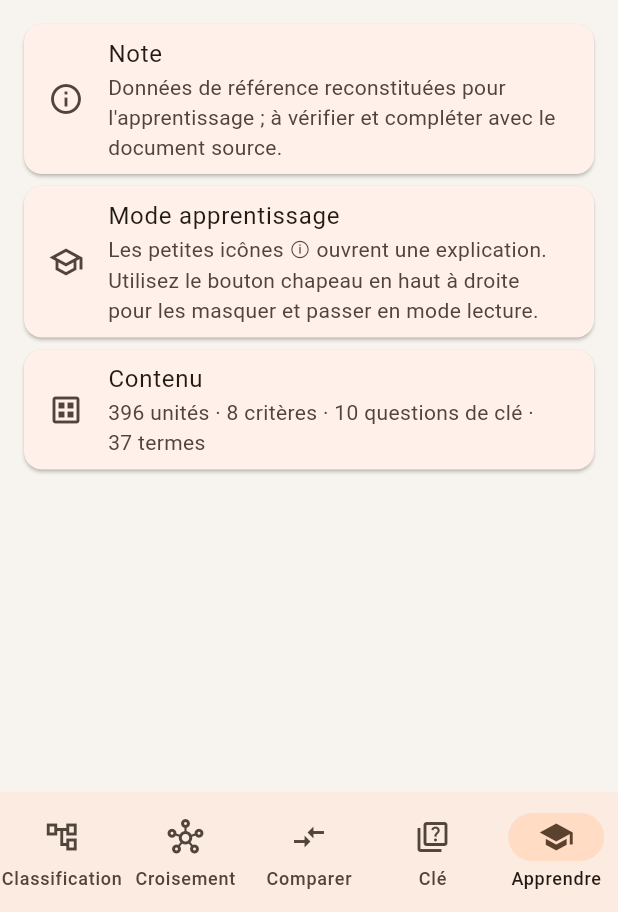
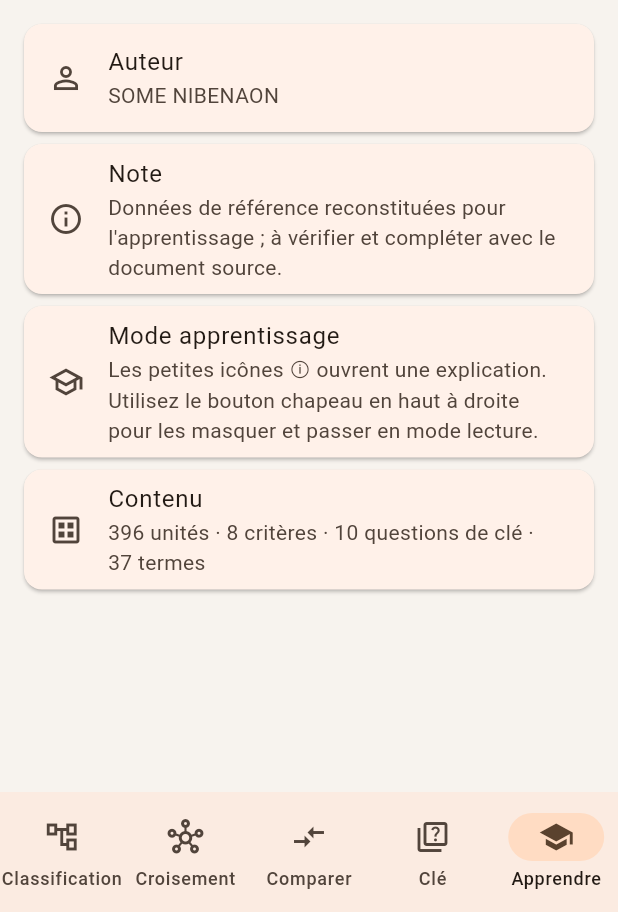
Before and after one commit to bricesome/CPCS, a Flutter app: the LearningPage screen opened by its route, tab 4 chosen, on a phone screen of 412 x 824 dp, the part 324-1236 px from its top. Run offline on Flutter 3.47's test engine with Material 3 defaults, Android fonts, the phone set to English and light mode, and no system bars; our stand-ins replace equatable, flutter_bloc, fpdart, get_it, go_router, hive and 1 more; accounts and stored records are empty.

Commit message:
README : guide de modification du contenu, auteur SOME NIBENAON ; APK dans releases/
Auteur : Professeur EDMOND HIEN
Contributeur : NANAWENDIN YAMEOGO
Concepteur : NIBENAON SOME

```diff
--- a/lib/features/learning/presentation/pages/learning_page.dart
+++ b/lib/features/learning/presentation/pages/learning_page.dart
@@ -191,6 +191,13 @@ class _AboutTab extends StatelessWidget {
           const SizedBox(height: 8),
           Text(data.source),
           const SizedBox(height: 12),
+          const Card(
+            child: ListTile(
+              leading: Icon(Icons.person_outline),
+              title: Text('Auteur'),
+              subtitle: Text('SOME NIBENAON'),
+            ),
+          ),
           Card(
             child: ListTile(
               leading: const Icon(Icons.info_outline),
```
Also changed, not shown: 2 other files.
